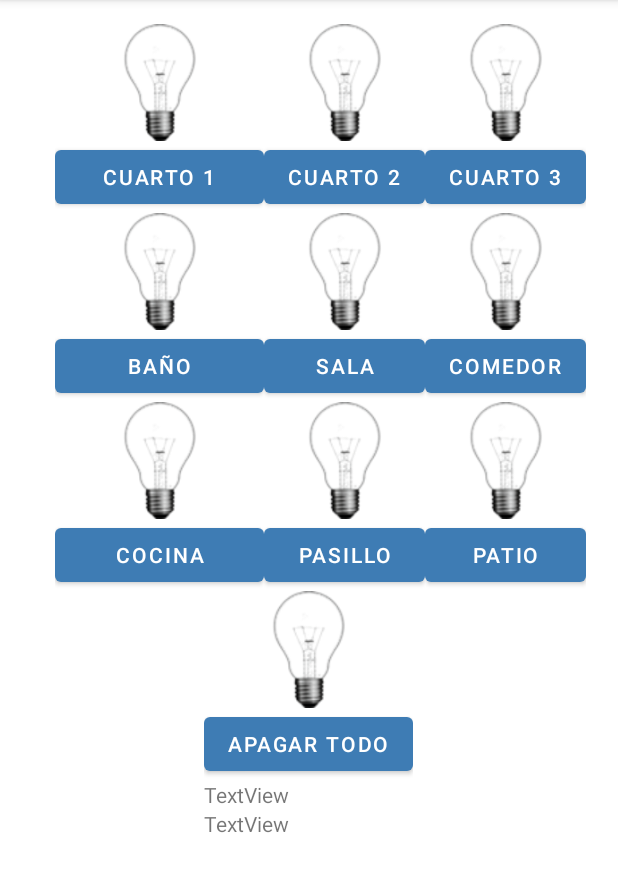
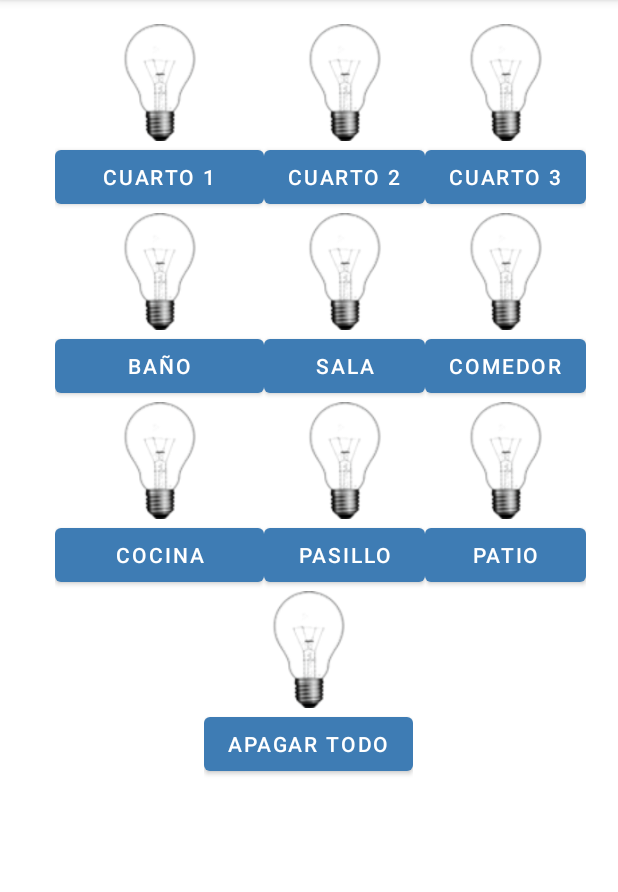
Before and after one commit to jvila8512/SistemaDomotico, an Android app: the fragment LucesFragment shown on its own in the app's theme, on a phone screen of 412 x 824 dp, the part 84-976 px from its top. Run offline under Robolectric (Android 15) with nearby library versions, the phone set to English and light mode, and no system bars; 1 statement that could not run was skipped.

Commit message:
Modificado fragmen de Luces

```diff
--- a/app/src/main/java/com/example/sistemadomotico/ui/luces/LucesFragment.java
+++ b/app/src/main/java/com/example/sistemadomotico/ui/luces/LucesFragment.java
@@ -21,13 +21,18 @@ import com.example.sistemadomotico.ui.interfaces.Comunicacion;
  * Use the {@link LucesFragment#newInstance} factory method to
  * create an instance of this fragment.
  */
-public class LucesFragment extends Fragment   {
+public class
+
+
+
+
+LucesFragment extends Fragment   {
 
 
     Button  BtnCuarto1,BtnCuarto2,BtnCuarto3,BtnBanno,BtnSala,BtnComedor,BtnCocina,BtnPasillo,BtnFrente, BtnApagar;
     int btnCuarto1=0,btnCuarto2=0,btnCuarto3=0,btnBanno=0,btnSala=0,btnComedor=0,btnCocina=0,btnPasillo=0,btnFrente=0;
 
-    TextView ora,feca;
+
     ImageView img,imgCuarto1,imgCuarto2,imgCuarto3,imgBanno,imgSala,imgComedor,imgCocina,imgPasillo,imgPatio;
 
 
@@ -81,8 +86,7 @@ public class LucesFragment extends Fragment   {
                 imgPasillo=vista.findViewById(R.id.imgPasillo);
                 imgPatio=vista.findViewById(R.id.imgPatio);
 
-                ora=vista.findViewById(R.id.ora);
-                feca=vista.findViewById(R.id.feca);
+
 
 
         BtnCuarto1.setOnClickListener(new View.OnClickListener() {
@@ -223,8 +227,6 @@ public class LucesFragment extends Fragment   {
 
 
                     ;
-            ora.setText(o);
-            feca.setText(f);
 
 
 
--- a/app/src/main/res/layout/fragment_luces.xml
+++ b/app/src/main/res/layout/fragment_luces.xml
@@ -268,21 +268,7 @@
                 android:layout_column="0"
 
 
-                android:orientation="vertical">
-
-            <TextView
-                android:id="@+id/ora"
-                android:layout_width="wrap_content"
-                android:layout_height="wrap_content"
-                android:text="TextView" />
-
-            <TextView
-                android:id="@+id/feca"
-                android:layout_width="wrap_content"
-                android:layout_height="wrap_content"
-                android:text="TextView" />
-
-            </LinearLayout>
+                android:orientation="vertical"/>
         </TableRow>
 
         </TableLayout>
```
